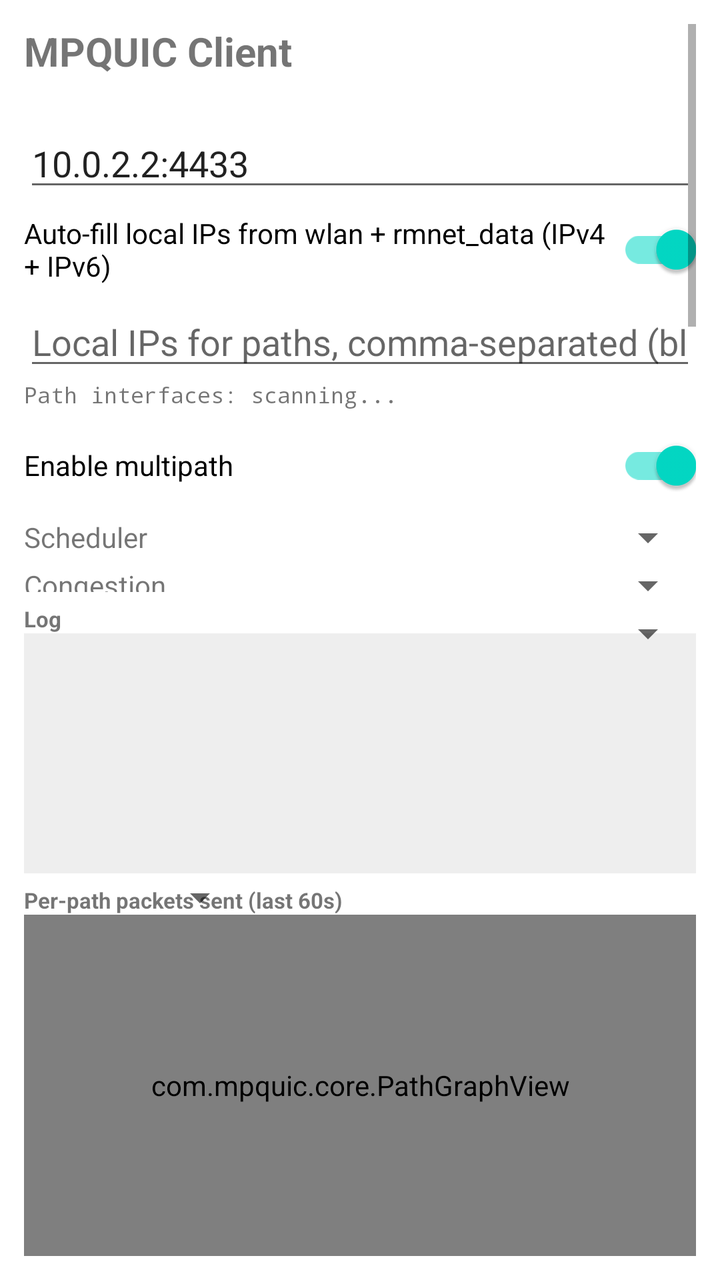
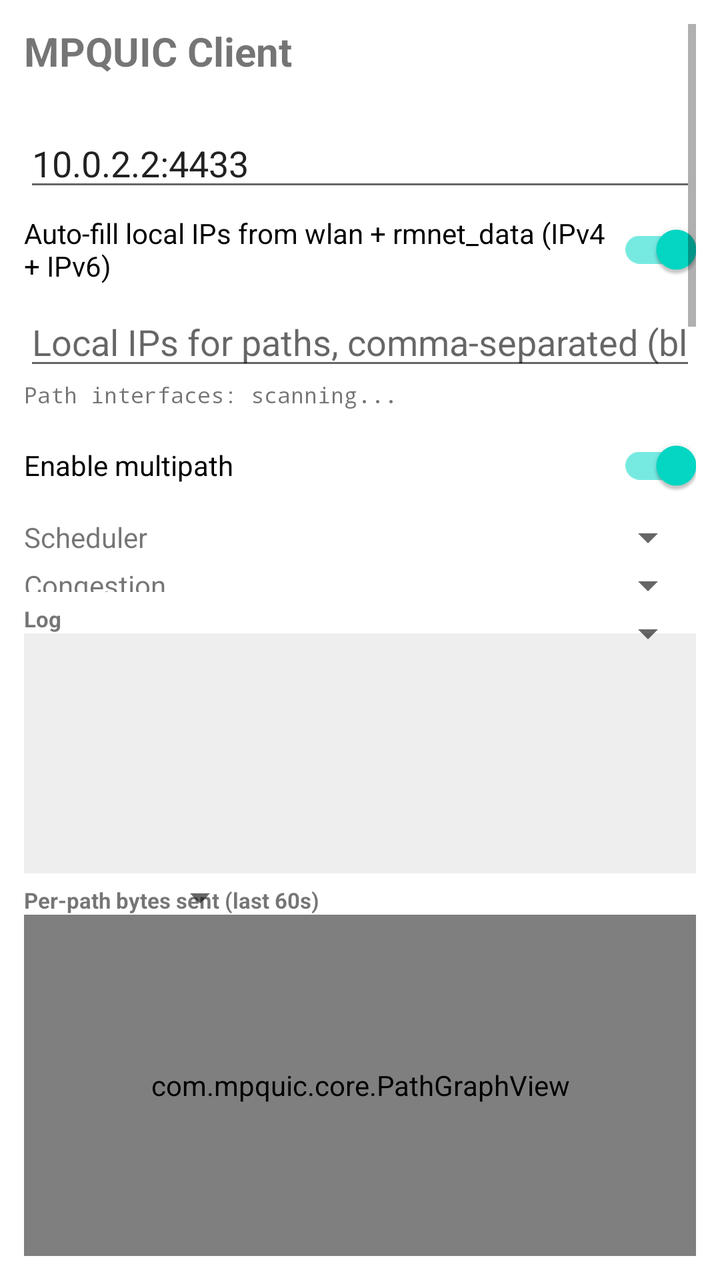

The first picture is an Android layout as it rendered before a commit; the second is the same layout after the commit. The layout source and the unified diff follow.
<!-- AndroidManifest.xml: application theme Theme.MaterialComponents.DayNight.NoActionBar -->
<!-- res/layout/activity_main.xml -->
<?xml version="1.0" encoding="utf-8"?>
<LinearLayout xmlns:android="http://schemas.android.com/apk/res/android"
    android:layout_width="match_parent"
    android:layout_height="match_parent"
    android:orientation="vertical"
    android:padding="12dp"
    android:fitsSystemWindows="true">

    <ScrollView
        android:layout_width="match_parent"
        android:layout_height="0dp"
        android:layout_weight="1">

        <LinearLayout
            android:layout_width="match_parent"
            android:layout_height="wrap_content"
            android:orientation="vertical">

            <TextView
                android:layout_width="wrap_content"
                android:layout_height="wrap_content"
                android:text="MPQUIC Client"
                android:textSize="20sp"
                android:textStyle="bold" />

            <TextView
                android:id="@+id/deviceIps"
                android:layout_width="match_parent"
                android:layout_height="wrap_content"
                android:textSize="12sp"
                android:fontFamily="monospace"
                android:paddingTop="4dp" />

            <EditText
                android:id="@+id/serverAddr"
                android:layout_width="match_parent"
                android:layout_height="wrap_content"
                android:hint="Server address (ip:port)"
                android:inputType="text"
                android:text="10.0.2.2:4433" />

            <com.google.android.material.switchmaterial.SwitchMaterial
                android:id="@+id/autoAddrSwitch"
                android:layout_width="match_parent"
                android:layout_height="wrap_content"
                android:checked="true"
                android:text="Auto-fill local IPs from wlan + rmnet_data (IPv4 + IPv6)" />

            <EditText
                android:id="@+id/localAddrs"
                android:layout_width="match_parent"
                android:layout_height="wrap_content"
                android:hint="Local IPs for paths, comma-separated (blank = any)"
                android:inputType="text" />

            <TextView
                android:id="@+id/ifaceStatus"
                android:layout_width="match_parent"
                android:layout_height="wrap_content"
                android:fontFamily="monospace"
                android:textSize="11sp"
                android:paddingBottom="4dp"
                android:text="Path interfaces: scanning..." />

            <com.google.android.material.switchmaterial.SwitchMaterial
                android:id="@+id/multipathSwitch"
                android:layout_width="match_parent"
                android:layout_height="wrap_content"
                android:checked="true"
                android:text="Enable multipath" />

            <LinearLayout
                android:layout_width="match_parent"
                android:layout_height="wrap_content"
                android:orientation="horizontal">

                <TextView
                    android:layout_width="0dp"
                    android:layout_weight="1"
                    android:layout_height="wrap_content"
                    android:layout_gravity="center_vertical"
                    android:text="Scheduler" />

                <Spinner
                    android:id="@+id/mpAlgo"
                    android:layout_width="0dp"
                    android:layout_weight="2"
                    android:layout_height="wrap_content" />
            </LinearLayout>

            <LinearLayout
                android:layout_width="match_parent"
                android:layout_height="wrap_content"
                android:orientation="horizontal">

                <TextView
                    android:layout_width="0dp"
                    android:layout_weight="1"
                    android:layout_height="wrap_content"
                    android:layout_gravity="center_vertical"
                    android:text="Congestion" />

                <Spinner
                    android:id="@+id/ccAlgo"
                    android:layout_width="0dp"
                    android:layout_weight="2"
                    android:layout_height="wrap_content" />
            </LinearLayout>

            <LinearLayout
                android:layout_width="match_parent"
                android:layout_height="wrap_content"
                android:orientation="horizontal">

                <TextView
                    android:layout_width="0dp"
                    android:layout_weight="1"
                    android:layout_height="wrap_content"
                    android:layout_gravity="center_vertical"
                    android:text="Log level" />

                <Spinner
                    android:id="@+id/logLevel"
                    android:layout_width="0dp"
                    android:layout_weight="2"
                    android:layout_height="wrap_content" />
            </LinearLayout>

            <LinearLayout
                android:layout_width="match_parent"
                android:layout_height="wrap_content"
                android:orientation="horizontal">

                <Button
                    android:id="@+id/connectBtn"
                    android:layout_width="0dp"
                    android:layout_weight="1"
                    android:layout_height="wrap_content"
                    android:text="Connect" />

                <Button
                    android:id="@+id/disconnectBtn"
                    android:layout_width="0dp"
                    android:layout_weight="1"
                    android:layout_height="wrap_content"
                    android:enabled="false"
                    android:text="Disconnect" />
            </LinearLayout>

            <LinearLayout
                android:layout_width="match_parent"
                android:layout_height="wrap_content"
                android:orientation="horizontal">

                <EditText
                    android:id="@+id/message"
                    android:layout_width="0dp"
                    android:layout_weight="2"
                    android:layout_height="wrap_content"
                    android:hint="Payload to send (raw bytes)"
                    android:inputType="text" />

                <Button
                    android:id="@+id/sendBtn"
                    android:layout_width="0dp"
                    android:layout_weight="1"
                    android:layout_height="wrap_content"
                    android:enabled="false"
                    android:text="Send" />
            </LinearLayout>

            <LinearLayout
                android:layout_width="match_parent"
                android:layout_height="wrap_content"
                android:orientation="horizontal">

                <Spinner
                    android:id="@+id/bulkSize"
                    android:layout_width="0dp"
                    android:layout_weight="1"
                    android:layout_height="wrap_content"
                    android:layout_gravity="center_vertical" />

                <Button
                    android:id="@+id/sendBulkBtn"
                    android:layout_width="0dp"
                    android:layout_weight="2"
                    android:layout_height="wrap_content"
                    android:enabled="false"
                    android:text="Send test payload" />
            </LinearLayout>

            <LinearLayout
                android:layout_width="match_parent"
                android:layout_height="wrap_content"
                android:orientation="horizontal">

                <EditText
                    android:id="@+id/udpPort"
                    android:layout_width="0dp"
                    android:layout_weight="1"
                    android:layout_height="wrap_content"
                    android:hint="UDP in port"
                    android:inputType="number"
                    android:text="47474" />

                <Button
                    android:id="@+id/udpBtn"
                    android:layout_width="0dp"
                    android:layout_weight="2"
                    android:layout_height="wrap_content"
                    android:text="Start UDP RX" />
            </LinearLayout>

            <TextView
                android:id="@+id/stats"
                android:layout_width="match_parent"
                android:layout_height="wrap_content"
                android:fontFamily="monospace"
                android:textSize="12sp"
                android:paddingTop="8dp"
                android:text="Not connected" />
        </LinearLayout>
    </ScrollView>

    <TextView
        android:id="@+id/logLabel"
        android:layout_width="match_parent"
        android:layout_height="wrap_content"
        android:text="Log"
        android:textStyle="bold"
        android:textSize="11sp"
        android:paddingTop="6dp" />

    <ScrollView
        android:id="@+id/logScroll"
        android:layout_width="match_parent"
        android:layout_height="120dp"
        android:background="#11000000">

        <TextView
            android:id="@+id/log"
            android:layout_width="match_parent"
            android:layout_height="wrap_content"
            android:fontFamily="monospace"
            android:textSize="10sp"
            android:padding="4dp"
            android:paddingBottom="16dp" />
    </ScrollView>

    <TextView
        android:layout_width="match_parent"
        android:layout_height="wrap_content"
        android:text="Per-path packets sent (last 60s)"
        android:textStyle="bold"
        android:textSize="11sp"
        android:paddingTop="6dp" />

    <com.mpquic.core.PathGraphView
        android:id="@+id/pathGraph"
        android:layout_width="match_parent"
        android:layout_height="0dp"
        android:layout_weight="0.6"
        android:background="#11000000" />
</LinearLayout>
<!-- resources referenced by this layout -->
<resources>

</resources>

<!-- the commit's change to res/layout/activity_main.xml (unified diff, before → after) -->
@@ -251,7 +251,7 @@
     <TextView
         android:layout_width="match_parent"
         android:layout_height="wrap_content"
-        android:text="Per-path packets sent (last 60s)"
+        android:text="Per-path bytes sent (last 60s)"
         android:textStyle="bold"
         android:textSize="11sp"
         android:paddingTop="6dp" />
